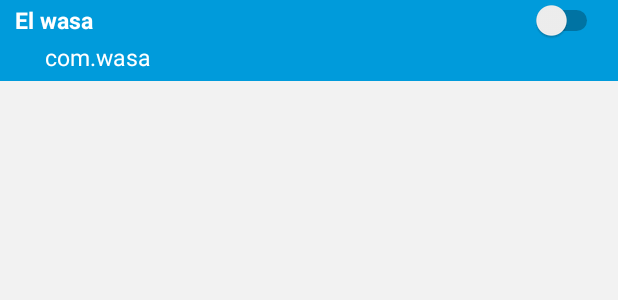
After one commit to AlexanderBemol/ScioApp, an Android app: the layout item_app.xml on its own in the app's theme, with its tools: preview values and no code run, on a phone screen of 412 x 824 dp. The commit adds this screen. Shown: the top 300 px of the screen. Run offline under Robolectric (Android 15) with nearby library versions, the phone set to English and light mode, and no system bars.

Commit message:
prueba para detectar apps terceras

```diff
--- a/app/src/main/java/com/nordokod/scio/View/SplashActivity.java
+++ b/app/src/main/java/com/nordokod/scio/View/SplashActivity.java
@@ -5,6 +5,7 @@ import android.os.Handler;
 import android.support.v7.app.AppCompatActivity;
 import android.os.Bundle;
 import com.nordokod.scio.R;
+import com.nordokod.scio.ScioService;
 
 public class SplashActivity extends AppCompatActivity {
 
@@ -16,6 +17,8 @@ public class SplashActivity extends AppCompatActivity {
         new Handler().postDelayed(new Runnable() {
             @Override
             public void run() {
+                Intent servicio=new Intent (SplashActivity.this, ScioService.class);
+                startService(servicio);
                 Intent intent = new Intent(SplashActivity.this, LoginActivity.class);
                 startActivity(intent);
                 finish();
--- /dev/null
+++ b/app/src/main/res/layout/item_app.xml
@@ -0,0 +1,63 @@
+<?xml version="1.0" encoding="utf-8"?>
+<LinearLayout
+    xmlns:android="http://schemas.android.com/apk/res/android"
+    android:orientation="vertical"
+    android:layout_width="match_parent"
+    android:layout_height="wrap_content">
+    <LinearLayout
+        android:layout_width="match_parent"
+        android:background="@color/colorPrimary"
+        android:layout_height="wrap_content"
+        >
+        <TextView
+            android:id="@+id/AppName"
+            android:layout_width="wrap_content"
+            android:layout_height="wrap_content"
+            android:layout_marginLeft="10dp"
+            android:layout_weight="6"
+            android:textStyle="bold"
+            android:background="@color/colorPrimary"
+            android:textColor="@color/colorAccent"
+            android:text="El wasa"
+            android:textSize="15dp"
+            />
+        <Switch
+            android:id="@+id/switchApp"
+            android:textAlignment="viewEnd"
+            android:layout_width="wrap_content"
+            android:layout_height="wrap_content"
+            android:background="@color/colorPrimary"
+            android:textColor="@color/colorAccent"
+            android:layout_marginRight="10dp"
+            />
+    </LinearLayout>
+    <LinearLayout
+        android:layout_width="match_parent"
+        android:layout_height="wrap_content"
+        android:background="@color/colorPrimary"
+        android:divider="?attr/dividerHorizontal">
+        <ImageView
+            android:id="@+id/appIcon"
+            android:layout_width="wrap_content"
+            android:layout_height="wrap_content"
+            android:background="@color/colorPrimary"
+            />
+        <TextView
+            android:id="@+id/packageName"
+            android:text="com.wasa"
+            android:background="@color/colorPrimary"
+            android:layout_width="wrap_content"
+            android:layout_height="wrap_content"
+            android:layout_marginLeft="30dp"
+            android:layout_weight="6"
+            android:textColor="@color/colorAccent"
+            android:layout_marginBottom="5dp"
+            android:textSize="15dp"
+            />
+
+    </LinearLayout>
+
+
+
+
+</LinearLayout>
```
Also changed, not shown: app/src/main/AndroidManifest.xml (+18 -11 lines), app/src/main/java/com/nordokod/scio/ScioService.java (added, +91 -0 lines), app/src/main/java/com/nordokod/scio/View/AppsList.java (added, +119 -0 lines), app/src/main/java/com/nordokod/scio/View/LoginActivity.java (+33 -0 lines), app/src/main/res/layout/activity_apps_list.xml (added, +15 -0 lines), app/build.gradle (line endings or trailing spaces).
